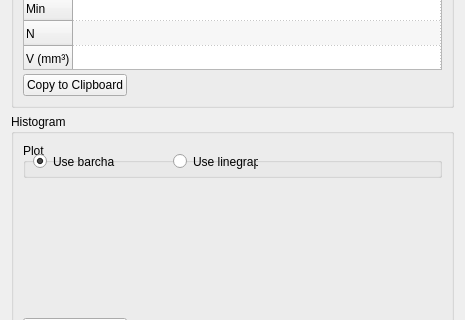
First picture: the form in Plugins/org.mitk.gui.qt.measurementtoolbox/src/internal/QmitkImageStatisticsViewControls.ui, repository MITK/MITK, before the edit; both pictures show x 0 to 465 and y 199 to 519 of the 465 by 800 pixel window.
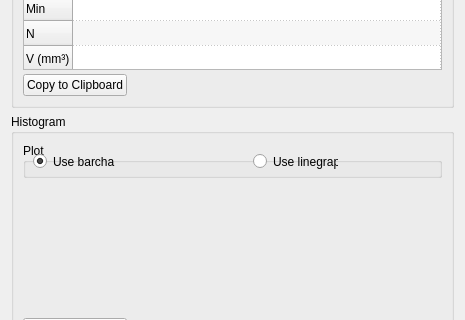
Second picture: the form after the edit. Custom widgets are drawn as their Qt base class.

```diff
--- a/Plugins/org.mitk.gui.qt.measurementtoolbox/src/internal/QmitkImageStatisticsViewControls.ui
+++ b/Plugins/org.mitk.gui.qt.measurementtoolbox/src/internal/QmitkImageStatisticsViewControls.ui
@@ -267,7 +267,7 @@
       <item row="0" column="0">
        <widget class="QGroupBox" name="groupBox_2">
         <property name="sizePolicy">
-         <sizepolicy hsizetype="Preferred" vsizetype="Preferred">
+         <sizepolicy hsizetype="Minimum" vsizetype="Preferred">
           <horstretch>0</horstretch>
           <verstretch>0</verstretch>
          </sizepolicy>
@@ -284,14 +284,14 @@
         <widget class="QRadioButton" name="m_lineRadioButton">
          <property name="geometry">
           <rect>
-           <x>150</x>
+           <x>230</x>
            <y>10</y>
            <width>85</width>
            <height>17</height>
           </rect>
          </property>
          <property name="sizePolicy">
-          <sizepolicy hsizetype="Minimum" vsizetype="Fixed">
+          <sizepolicy hsizetype="Minimum" vsizetype="Minimum">
            <horstretch>0</horstretch>
            <verstretch>0</verstretch>
           </sizepolicy>
```
Left out of the diff: 6 changed lines with no effect on the pictures.
